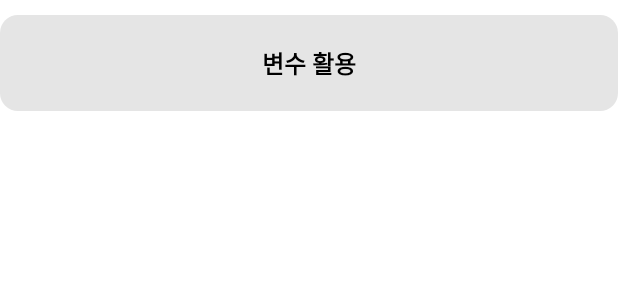
After one commit to Sae-byeol/Daily_Coding, an Android app: the layout item_course.xml on its own in the app's theme, with its tools: preview values and no code run, on a phone screen of 412 x 824 dp. The commit adds this screen. Shown: the top 300 px of the screen. Run offline under Robolectric (Android 15) with nearby library versions, the phone set to English and light mode, and no system bars.

Commit message:
기출문제 선택 타이틀 및 리스트 화면 구현

```diff
--- a/app/build.gradle
+++ b/app/build.gradle
@@ -38,8 +38,9 @@ dependencies {
     testImplementation 'junit:junit:4.+'
     androidTestImplementation 'androidx.test.ext:junit:1.1.2'
     androidTestImplementation 'androidx.test.espresso:espresso-core:3.3.0'
-    implementation "androidx.viewpager2:viewpager2:1.0.0"
-    implementation 'com.google.android.material:material:1.3.0-alpha04'
+//    implementation "androidx.viewpager2:viewpager2:1.0.0"
+//    implementation 'com.google.android.material:material:1.3.0-alpha04'
+    implementation 'com.yarolegovich:discrete-scrollview:1.5.1'
 
     //recyclerview
     //noinspection GradleCompatible
--- a/app/src/main/java/com/example/dailycoding/ui/MainActivity.java
+++ b/app/src/main/java/com/example/dailycoding/ui/MainActivity.java
@@ -70,13 +70,14 @@ public class MainActivity extends AppCompatActivity {
                 switch (item.getItemId()) {
                     case R.id.drawer_home:
                         Toast.makeText(getApplicationContext(), "test", Toast.LENGTH_SHORT).show();
-
+                        break;
 
                     case R.id.drawer_news:
                         replaceFragment(NewsFragment.newInstance());
-
+                        break;
                     case R.id.drawer_course:
                         replaceFragment(CourseFragment.newInstance());
+                        break;
                 }
                 return false;
             }
--- /dev/null
+++ b/app/src/main/res/layout/item_course.xml
@@ -0,0 +1,21 @@
+<?xml version="1.0" encoding="utf-8"?>
+<androidx.constraintlayout.widget.ConstraintLayout xmlns:android="http://schemas.android.com/apk/res/android"
+    android:layout_width="match_parent"
+    android:layout_height="wrap_content"
+    android:background="@drawable/round_border"
+    android:layout_marginVertical="10dp"
+    xmlns:app="http://schemas.android.com/apk/res-auto">
+    <TextView
+        android:id="@+id/TextView_course_list"
+        android:layout_width="wrap_content"
+        android:layout_height="wrap_content"
+        app:layout_constraintLeft_toLeftOf="parent"
+        app:layout_constraintRight_toRightOf="parent"
+        app:layout_constraintTop_toTopOf="parent"
+        app:layout_constraintBottom_toBottomOf="parent"
+        android:text="변수 활용"
+        android:textColor="#000000"
+        android:textSize="16sp"
+        android:textStyle="bold"
+        android:paddingVertical="20dp"/>
+</androidx.constraintlayout.widget.ConstraintLayout>
```
Also changed, not shown: app/src/main/java/com/example/dailycoding/ui/CourseAdapter.java (added, +55 -0 lines), app/src/main/java/com/example/dailycoding/ui/CourseFragment.java (+43 -0 lines), app/src/main/java/com/example/dailycoding/ui/CourseTitleAdapter.java (added, +49 -0 lines), app/src/main/res/layout/fragment_course.xml (+14 -9 lines), app/src/main/res/layout/item_course_title.xml (added, +21 -0 lines).
